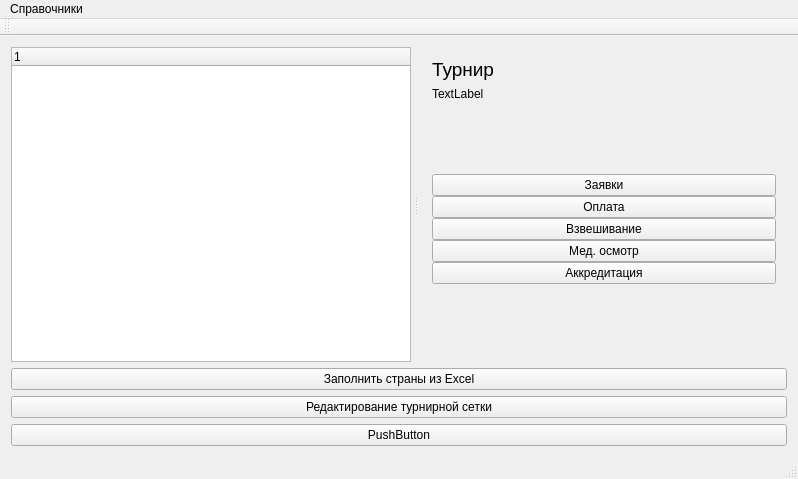
The window that TournamentManager/mainwindow.ui (BarsukAlexey/xelarogi) describes before a commit, drawn with Qt 5.
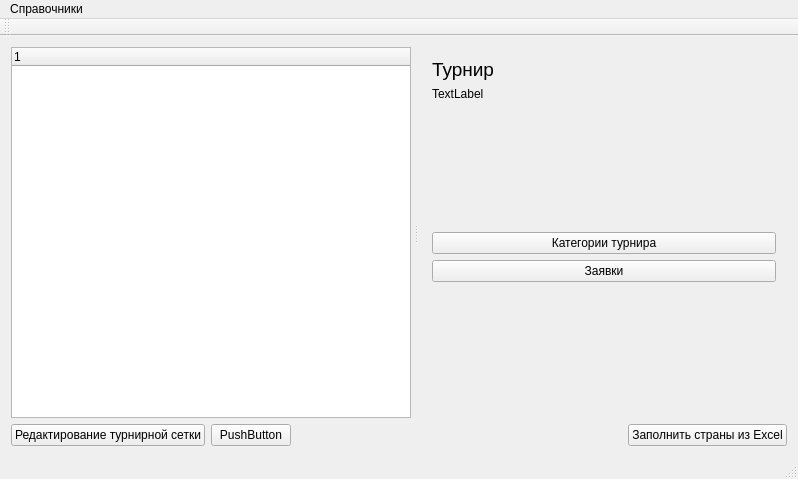
The same window after the commit. The open tabs and pages were chosen to show the change.

Commit message: Убраны окошки для установки оплаты, мед. осомтра и т.д. Переработано окно добавления и изменения заявок. Добавлена вохможность редактировать категории турниров прямо из турниров. Категории турниров автоматически определеяются. Заявки считываются из excel при необходимости информация добавляется в базу. В базе для таблицы ORDERS добавлено поле IS_DELETED.

The edit to the form file:
```diff
--- a/TournamentManager/mainwindow.ui
+++ b/TournamentManager/mainwindow.ui
@@ -18,7 +18,7 @@
     <item>
      <widget class="QSplitter" name="splitter">
       <property name="sizePolicy">
-       <sizepolicy hsizetype="Expanding" vsizetype="Preferred">
+       <sizepolicy hsizetype="Expanding" vsizetype="Expanding">
         <horstretch>0</horstretch>
         <verstretch>0</verstretch>
        </sizepolicy>
@@ -51,6 +51,9 @@
          <height>16777215</height>
         </size>
        </property>
+       <property name="alternatingRowColors">
+        <bool>false</bool>
+       </property>
        <property name="indentation">
         <number>10</number>
        </property>
@@ -95,6 +98,13 @@
          </size>
         </property>
         <layout class="QGridLayout" name="gridLayout_2">
+         <item row="3" column="0">
+          <widget class="QPushButton" name="createTournamentCategoriesBtn">
+           <property name="text">
+            <string>Категории турнира</string>
+           </property>
+          </widget>
+         </item>
          <item row="1" column="0">
           <widget class="QLabel" name="tournamentUidLabel">
            <property name="text">
@@ -102,7 +112,7 @@
            </property>
           </widget>
          </item>
-         <item row="4" column="0">
+         <item row="5" column="0">
           <spacer name="verticalSpacer">
            <property name="orientation">
             <enum>Qt::Vertical</enum>
@@ -115,85 +125,6 @@
            </property>
           </spacer>
          </item>
-         <item row="3" column="0">
-          <layout class="QHBoxLayout" name="horizontalLayout_2">
-           <property name="spacing">
-            <number>0</number>
-           </property>
-           <item>
-            <layout class="QVBoxLayout" name="verticalLayout">
-             <property name="spacing">
-              <number>0</number>
-             </property>
-             <item>
-              <widget class="QPushButton" name="createOrdersBtn">
-               <property name="sizePolicy">
-                <sizepolicy hsizetype="Minimum" vsizetype="Expanding">
-                 <horstretch>0</horstretch>
-                 <verstretch>0</verstretch>
-                </sizepolicy>
-               </property>
-               <property name="text">
-                <string>Заявки</string>
-               </property>
-              </widget>
-             </item>
-             <item>
-              <widget class="QPushButton" name="ordersPayedBtn">
-               <property name="sizePolicy">
-                <sizepolicy hsizetype="Minimum" vsizetype="Expanding">
-                 <horstretch>0</horstretch>
-                 <verstretch>0</verstretch>
-                </sizepolicy>
-               </property>
-               <property name="text">
-                <string>Оплата</string>
-               </property>
-              </widget>
-             </item>
-             <item>
-              <widget class="QPushButton" name="ordersWeightBtn">
-               <property name="sizePolicy">
-                <sizepolicy hsizetype="Minimum" vsizetype="Expanding">
-                 <horstretch>0</horstretch>
-                 <verstretch>0</verstretch>
-                </sizepolicy>
-               </property>
-               <property name="text">
-                <string>Взвешивание</string>
-               </property>
-              </widget>
-             </item>
-             <item>
-              <widget class="QPushButton" name="ordersMedicalBtn">
-               <property name="sizePolicy">
-                <sizepolicy hsizetype="Minimum" vsizetype="Expanding">
-                 <horstretch>0</horstretch>
-                 <verstretch>0</verstretch>
-                </sizepolicy>
-               </property>
-               <property name="text">
-                <string>Мед. осмотр</string>
-               </property>
-              </widget>
-             </item>
-             <item>
-              <widget class="QPushButton" name="ordersAccreditationBtn">
-               <property name="sizePolicy">
-                <sizepolicy hsizetype="Minimum" vsizetype="Expanding">
-                 <horstretch>0</horstretch>
-                 <verstretch>0</verstretch>
-                </sizepolicy>
-               </property>
-               <property name="text">
-                <string>Аккредитация</string>
-               </property>
-              </widget>
-             </item>
-            </layout>
-           </item>
-          </layout>
-         </item>
          <item row="0" column="0">
           <widget class="QLabel" name="tournamentLabel">
            <property name="font">
@@ -221,39 +152,61 @@
            </property>
           </spacer>
          </item>
+         <item row="4" column="0">
+          <widget class="QPushButton" name="createOrdersBtn">
+           <property name="sizePolicy">
+            <sizepolicy hsizetype="Minimum" vsizetype="Fixed">
+             <horstretch>0</horstretch>
+             <verstretch>0</verstretch>
+            </sizepolicy>
+           </property>
+           <property name="text">
+            <string>Заявки</string>
+           </property>
+          </widget>
+         </item>
         </layout>
        </widget>
       </widget>
      </widget>
     </item>
     <item>
-     <widget class="QPushButton" name="btnExcel">
-      <property name="text">
-       <string>Заполнить страны из Excel</string>
-      </property>
-     </widget>
-    </item>
-    <item>
-     <widget class="QPushButton" name="pushButton">
-      <property name="text">
-       <string>Редактирование турнирной сетки</string>
-      </property>
-     </widget>
-    </item>
-    <item>
-    <widget class="QPushButton" name="pushButton_2">
-     <property name="geometry">
-      <rect>
-       <x>320</x>
-       <y>390</y>
-       <width>75</width>
-       <height>23</height>
-      </rect>
-     </property>
-     <property name="text">
-      <string>PushButton</string>
-     </property>
-    </widget>
+     <layout class="QHBoxLayout" name="horizontalLayout">
+      <item>
+       <widget class="QPushButton" name="pushButton">
+        <property name="text">
+         <string>Редактирование турнирной сетки</string>
+        </property>
+       </widget>
+      </item>
+      <item>
+       <widget class="QPushButton" name="pushButton_2">
+        <property name="text">
+         <string>PushButton</string>
+        </property>
+       </widget>
+      </item>
+      <item>
+       <spacer name="horizontalSpacer">
+        <property name="orientation">
+         <enum>Qt::Horizontal</enum>
+        </property>
+        <property name="sizeHint" stdset="0">
+         <size>
+          <width>40</width>
+          <height>20</height>
+         </size>
+        </property>
+       </spacer>
+      </item>
+      <item>
+       <widget class="QPushButton" name="btnExcel">
+        <property name="text">
+         <string>Заполнить страны из Excel</string>
+        </property>
+       </widget>
+      </item>
+     </layout>
     </item>
    </layout>
   </widget>
```
The commit also changes 20 other files.
